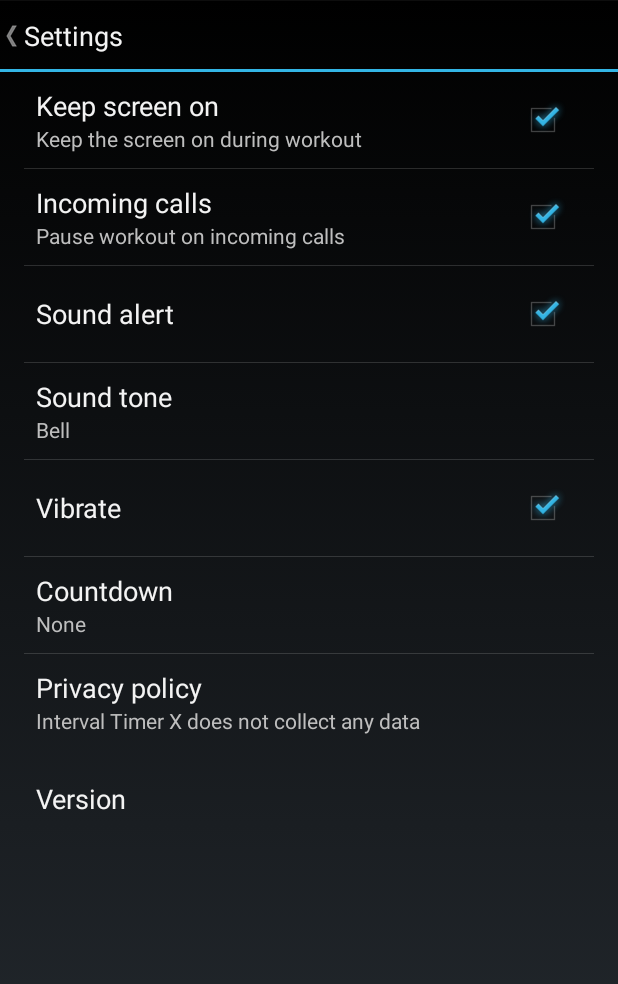
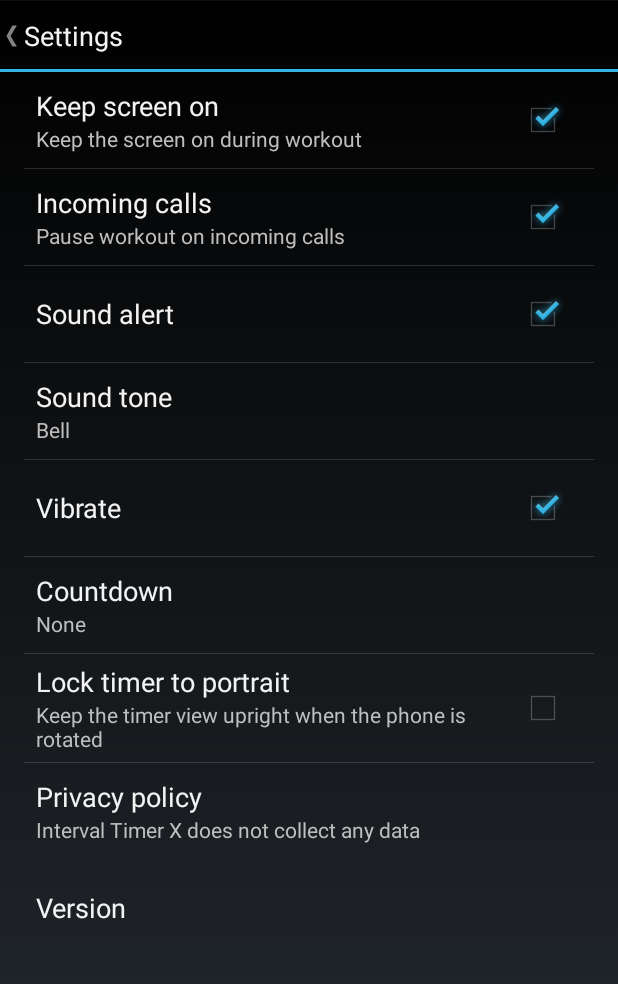
Before and after one commit to Riippi/IntervalTimer, an Android app: the SettingsActivity screen opened directly, with no data from a screen before it, on a phone screen of 412 x 824 dp. Shown: the top 984 px of the screen. Run offline under Robolectric (Android 15) with nearby library versions, the phone set to English and light mode, and no system bars.

Commit message:
Add setting to lock the timer view to portrait
New "Lock timer to portrait" checkbox in Settings (default off, so
nothing changes for existing users). When on, TimerActivity requests
portrait before inflating its layout. The editor and Settings keep
following the device rotation, and the timer's landscape layout is
still used when the lock is off.

The setting is hidden on screens 600dp wide or more (and ignored by
TimerActivity there), because Android 16 disregards orientation
locks on large screens for apps targeting API 36.

Verified on an emulator: lock off keeps the landscape timer, lock on
forces it upright while the device is landscape, other screens still
rotate, the row disappears at sw720dp while the other settings stay,
the timer ignores the preference at sw720dp, and rotating mid-workout
keeps the timer running with no crashes.

Co-Authored-By: Claude Sonnet 5.5 <noreply@anthropic.com>

```diff
--- a/app/src/main/java/org/leeko/intervaltimer/SettingsActivity.java
+++ b/app/src/main/java/org/leeko/intervaltimer/SettingsActivity.java
@@ -107,6 +107,15 @@ public class SettingsActivity extends PreferenceActivity {
             bindPreferenceSummaryToValue(findPreference("sound_list"));
             bindPreferenceSummaryToValue(findPreference("countdown"));
             bindVersionSummary(findPreference("app_version"));
+
+            // Android ignores orientation locks on large screens, so don't offer a
+            // switch that would do nothing there.
+            if (Utils.isLargeScreen(getActivity())) {
+                Preference lockPortrait = findPreference(Utils.PREF_LOCK_PORTRAIT);
+                if (lockPortrait != null) {
+                    getPreferenceScreen().removePreference(lockPortrait);
+                }
+            }
         }
 
 
--- a/app/src/main/java/org/leeko/intervaltimer/Utils.java
+++ b/app/src/main/java/org/leeko/intervaltimer/Utils.java
@@ -1,4 +1,6 @@
 package org.leeko.intervaltimer;
+
+import android.content.Context;
 
 public class Utils
 {
@@ -111,5 +113,16 @@ public class Utils
     }
 
 
+    /** Preference key for "lock the timer view to portrait". */
+    public static final String PREF_LOCK_PORTRAIT = "lock_portrait";
+
+    /**
+     * True on tablets/foldables (smallest width 600dp or more). Android 16 ignores
+     * orientation locks for apps targeting API 36 on those screens, so the portrait
+     * lock setting is hidden there instead of being a switch that does nothing.
+     */
+    public static boolean isLargeScreen(Context context) {
+        return context.getResources().getConfiguration().smallestScreenWidthDp >= 600;
+    }
 
 }
--- a/app/src/main/res/values/strings_activity_settings.xml
+++ b/app/src/main/res/values/strings_activity_settings.xml
@@ -30,6 +30,9 @@
 
     <string name="pref_title_countdown">Countdown</string>
 
+    <string name="pref_title_lock_portrait">Lock timer to portrait</string>
+    <string name="pref_summary_lock_portrait">Keep the timer view upright when the phone is rotated</string>
+
     <string-array name="pref_countdown_list_titles">
         <item>None</item>
         <item>1 second</item>
--- a/app/src/main/res/xml/pref_general.xml
+++ b/app/src/main/res/xml/pref_general.xml
@@ -75,6 +75,13 @@
         android:positiveButtonText="@null"
         android:title="@string/pref_title_countdown" />
 
+    <!-- Hidden on large screens by SettingsActivity (Android ignores the lock there). -->
+    <CheckBoxPreference
+        android:defaultValue="false"
+        android:key="lock_portrait"
+        android:title="@string/pref_title_lock_portrait"
+        android:summary="@string/pref_summary_lock_portrait" />
+
     <Preference
         android:key="privacy_policy"
         android:title="Privacy policy"
```
Also changed, not shown: app/src/main/java/org/leeko/intervaltimer/TimerActivity.java (+11 -0 lines), 1 other file.
